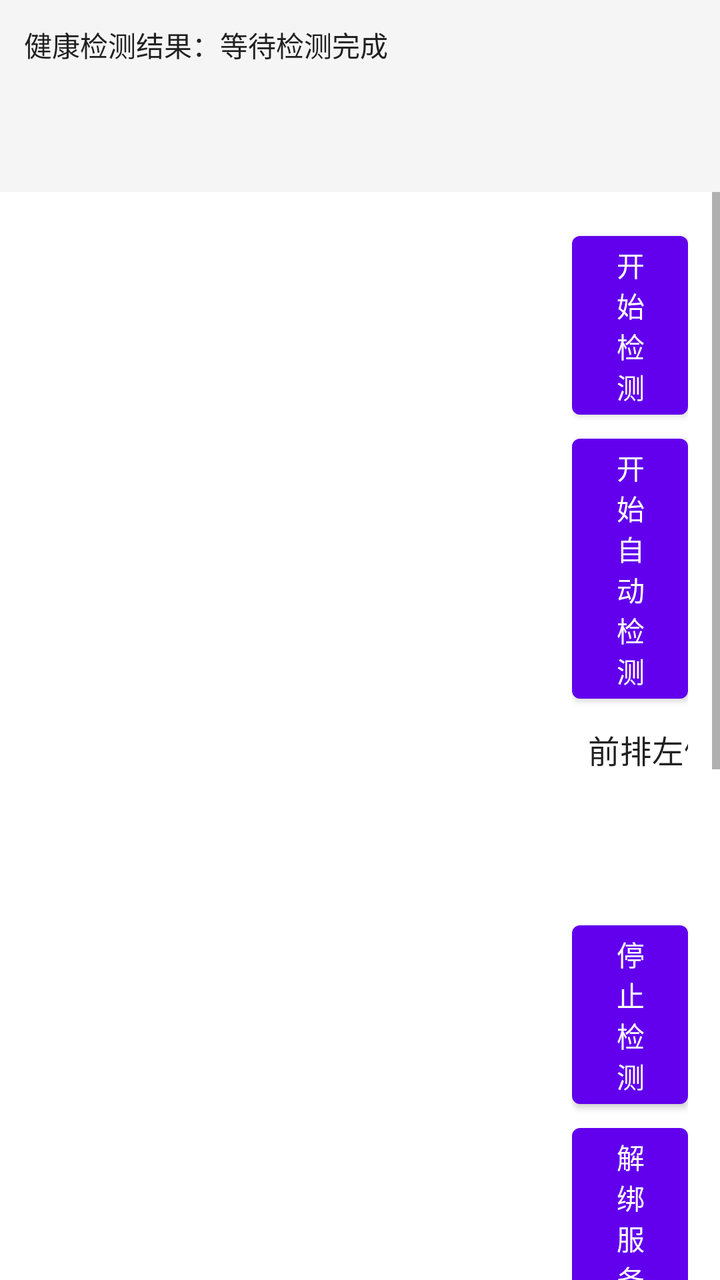
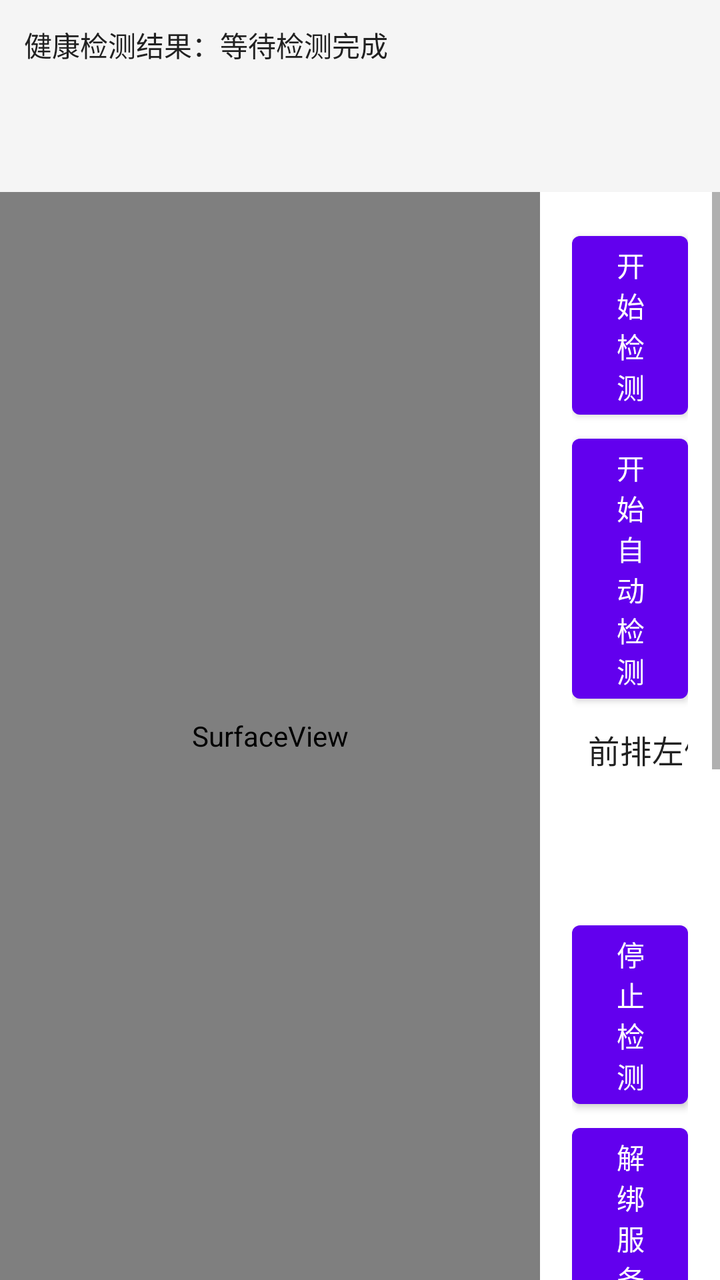

Two renders of the same Android screen: before a commit and after it. Below are the layout's source before the change and the commit's diff.
<!-- AndroidManifest.xml: application theme Theme.HealthDetectClient -->
<!-- res/layout/activity_main.xml -->
<?xml version="1.0" encoding="utf-8"?>
<LinearLayout xmlns:android="http://schemas.android.com/apk/res/android"
    android:layout_width="match_parent"
    android:layout_height="match_parent"
    android:orientation="vertical">

    <TextView
        android:id="@+id/tv_health_result"
        android:layout_width="match_parent"
        android:layout_height="wrap_content"
        android:background="#F5F5F5"
        android:minHeight="96dp"
        android:padding="12dp"
        android:text="@string/health_result_waiting"
        android:textColor="#212121"
        android:textIsSelectable="true" />

    <LinearLayout
        android:layout_width="match_parent"
        android:layout_height="0dp"
        android:layout_weight="1"
        android:gravity="center_vertical"
        android:orientation="horizontal">

        <TextureView
            android:id="@+id/sv_preview"
            android:layout_width="0dp"
            android:layout_height="match_parent"
            android:layout_weight="3"
            android:keepScreenOn="true" />

        <ScrollView
            android:layout_width="0dp"
            android:layout_height="match_parent"
            android:layout_weight="1"
            android:fillViewport="true">

        <LinearLayout
            android:layout_width="match_parent"
            android:layout_height="wrap_content"
            android:orientation="vertical"
            android:padding="16dp">

            <Button
                android:id="@+id/bt_bind"
                android:layout_width="match_parent"
                android:layout_height="wrap_content"
                android:text="@string/bt_bind" />

            <Button
                android:id="@+id/bt_auto"
                android:layout_width="match_parent"
                android:layout_height="wrap_content"
                android:text="@string/bt_auto" />

            <LinearLayout
                android:layout_width="match_parent"
                android:layout_height="wrap_content"
                android:orientation="horizontal">

                <Spinner
                    android:id="@+id/spinner_update_seat"
                    android:layout_width="0dp"
                    android:layout_height="wrap_content"
                    android:layout_weight="1"
                    android:entries="@array/update_seat_options"
                    android:spinnerMode="dropdown" />

                <Button
                    android:id="@+id/bt_update_seat"
                    android:layout_width="wrap_content"
                    android:layout_height="wrap_content"
                    android:text="@string/bt_update_seat" />
            </LinearLayout>

            <Button
                android:id="@+id/bt_stop_detect"
                android:layout_width="match_parent"
                android:layout_height="wrap_content"
                android:text="@string/bt_stop_detect" />

            <Button
                android:id="@+id/bt_unbind"
                android:layout_width="match_parent"
                android:layout_height="wrap_content"
                android:text="@string/bt_unbind" />

            <Button
                android:id="@+id/bt_toast"
                android:layout_width="match_parent"
                android:layout_height="wrap_content"
                android:text="@string/bt_toast" />

            <LinearLayout
                android:layout_width="match_parent"
                android:layout_height="wrap_content"
                android:orientation="horizontal">

                <EditText
                    android:id="@+id/et_preview_camera_id"
                    android:layout_width="0dp"
                    android:layout_height="wrap_content"
                    android:layout_weight="1"
                    android:hint="@string/hint_preview_camera_id"
                    android:inputType="number"
                    android:text="13" />

                <Button
                    android:id="@+id/bt_open_preview"
                    android:layout_width="wrap_content"
                    android:layout_height="wrap_content"
                    android:text="@string/bt_open_preview" />
            </LinearLayout>

            <Button
                android:id="@+id/bt_close_preview"
                android:layout_width="match_parent"
                android:layout_height="wrap_content"
                android:text="@string/bt_close_preview" />

            <Button
                android:id="@+id/bt_exit"
                android:layout_width="match_parent"
                android:layout_height="wrap_content"
                android:text="@string/bt_exit" />

        </LinearLayout>
        </ScrollView>
    </LinearLayout>

</LinearLayout>
<!-- resources referenced by this layout -->
<resources>
  <string-array name="update_seat_options">
          <item>前排左侧</item>
          <item>前排右侧</item>
          <item>后排左侧</item>
          <item>后排右侧</item>
      </string-array>
  <string name="bt_auto">开始自动检测</string>
  <string name="bt_bind">开始检测</string>
  <string name="bt_close_preview">关闭预览</string>
  <string name="bt_exit">退出程序</string>
  <string name="bt_open_preview">打开预览</string>
  <string name="bt_stop_detect">停止检测</string>
  <string name="bt_toast">当前检测座位</string>
  <string name="bt_unbind">解绑服务</string>
  <string name="bt_update_seat">更新座位</string>
  <string name="health_result_waiting">健康检测结果：等待检测完成</string>
  <string name="hint_preview_camera_id">设置摄像头ID，默认13</string>
  <style name="Theme.HealthDetectClient" parent="Theme.MaterialComponents.DayNight.DarkActionBar">
          
          <item name="colorPrimary">@color/purple_500</item>
          <item name="colorPrimaryVariant">@color/purple_700</item>
          <item name="colorOnPrimary">@color/white</item>
          
          <item name="colorSecondary">@color/teal_200</item>
          <item name="colorSecondaryVariant">@color/teal_700</item>
          <item name="colorOnSecondary">@color/black</item>
          
          <item name="android:statusBarColor">?attr/colorPrimaryVariant</item>
          
      </style>
  <color name="purple_500">#FF6200EE</color>
  <color name="purple_700">#FF3700B3</color>
  <color name="white">#FFFFFFFF</color>
  <color name="teal_200">#FF03DAC5</color>
  <color name="teal_700">#FF018786</color>
  <color name="black">#FF000000</color>
</resources>

<!-- the commit's change to res/layout/activity_main.xml (unified diff, before → after) -->
@@ -22,7 +22,7 @@
         android:gravity="center_vertical"
         android:orientation="horizontal">
 
-        <TextureView
+        <SurfaceView
             android:id="@+id/sv_preview"
             android:layout_width="0dp"
             android:layout_height="match_parent"
@@ -103,7 +103,7 @@
                     android:layout_weight="1"
                     android:hint="@string/hint_preview_camera_id"
                     android:inputType="number"
-                    android:text="13" />
+                    android:text="31" />
 
                 <Button
                     android:id="@+id/bt_open_preview"
